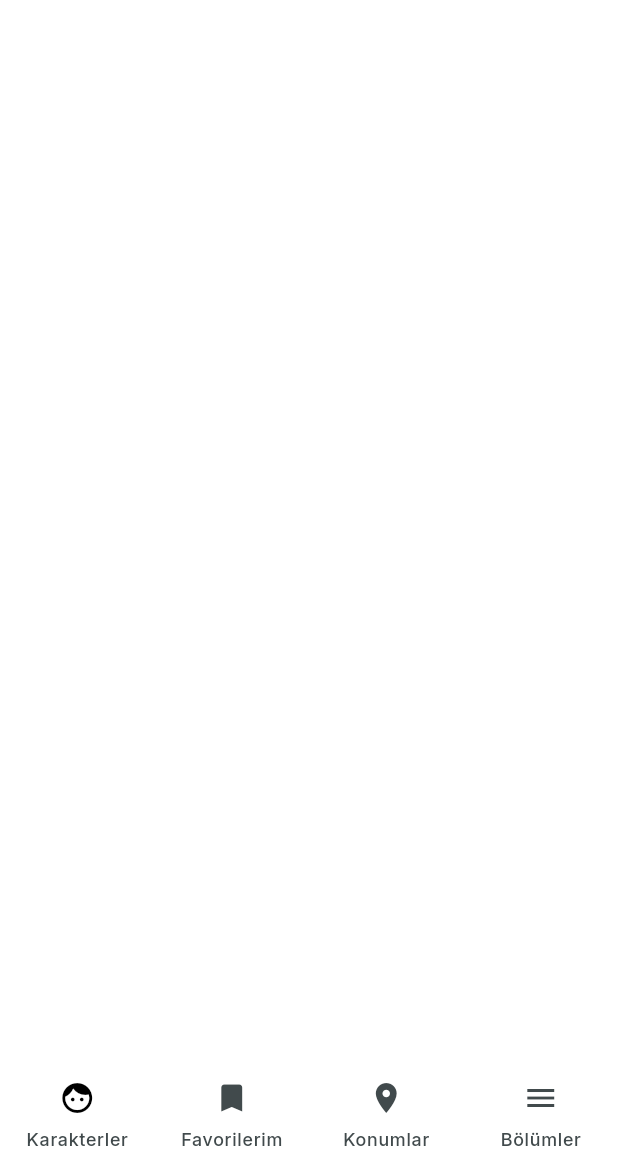
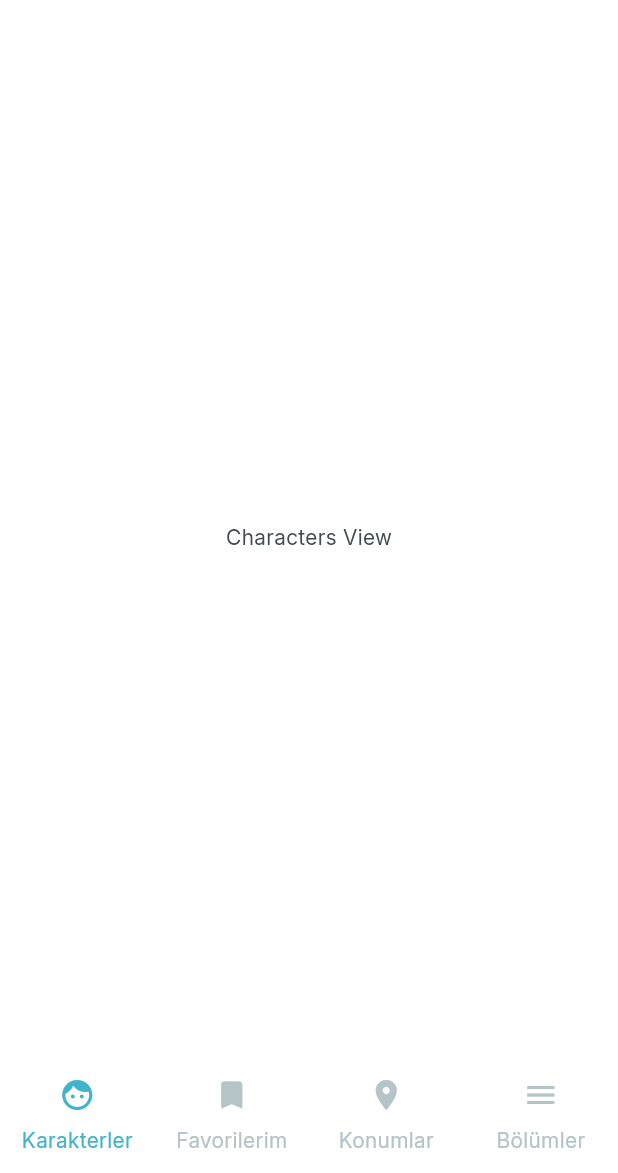
Before and after one commit to sedsax/The-Rick-and-Morty-App, a Flutter app: the screen it shows after launch, on a phone screen of 412 x 824 dp, the part 63-1236 px from its top. Run offline on Flutter 3.47's test engine with Material 3 defaults, Android fonts, the phone set to English and light mode, and no system bars; our stand-ins replace go_router.

Commit message:
Implemented navigation bar with indexed page routing and configured icon and label colors using NavigationBarTheme

```diff
--- /dev/null
+++ b/lib/app/router.dart
@@ -0,0 +1,64 @@
+import 'package:flutter/material.dart';
+import 'package:go_router/go_router.dart';
+import 'package:ricky_and_mortypp/views/app_view.dart';
+import 'package:ricky_and_mortypp/views/characters_view/characters_view.dart';
+import 'package:ricky_and_mortypp/views/favorites_view/favorites_view.dart';
+import 'package:ricky_and_mortypp/views/locations_view/locations_view.dart';
+import 'package:ricky_and_mortypp/views/sections_view/sections_view.dart';
+
+// This key is used to control the navigator within the indexed stack and handle navigation between different branches or tabs.
+final _routerKey = GlobalKey<NavigatorState>();
+
+class AppRoutes {
+  AppRoutes._();
+
+  static const characters = '/';
+  static const favorites = '/favorites';
+  static const locations = '/locations';
+  static const sections = '/sections';
+}
+
+final router = GoRouter(
+  navigatorKey: _routerKey,
+  initialLocation: AppRoutes.characters,
+  routes: [
+    StatefulShellRoute.indexedStack(
+      builder: (context, state, navigationShell) =>
+          AppView(navigationShell: navigationShell),
+      branches: [
+        StatefulShellBranch(
+          routes: [
+            GoRoute(
+              path: AppRoutes.characters,
+              builder: (context, state) => const CharactersView(),
+            ),
+          ],
+        ),
+        StatefulShellBranch(
+          routes: [
+            GoRoute(
+              path: AppRoutes.favorites,
+              builder: (context, state) => const FavoritesView(),
+            ),
+          ],
+        ),
+        StatefulShellBranch(
+          routes: [
+            GoRoute(
+              path: AppRoutes.locations,
+              builder: (context, state) => const LocationsView(),
+            ),
+          ],
+        ),
+        StatefulShellBranch(
+          routes: [
+            GoRoute(
+              path: AppRoutes.sections,
+              builder: (context, state) => const SectionsView(),
+            ),
+          ],
+        ),
+      ],
+    ),
+  ],
+);
--- a/lib/main.dart
+++ b/lib/main.dart
@@ -1,6 +1,6 @@
 import 'package:flutter/material.dart';
+import 'package:ricky_and_mortypp/app/router.dart';
 import 'package:ricky_and_mortypp/app/theme.dart';
-import 'package:ricky_and_mortypp/views/app_view.dart';
 
 void main() => runApp(const MyApp());
 
@@ -9,10 +9,11 @@ class MyApp extends StatelessWidget {
 
   @override
   Widget build(BuildContext context) {
-    return MaterialApp(
-        debugShowCheckedModeBanner: false,
-        theme: AppTheme.lightTheme,
-        title: 'Material App',
-        home: const AppView());
+    return MaterialApp.router(
+      routerConfig: router,
+      debugShowCheckedModeBanner: false,
+      theme: AppTheme.lightTheme,
+
+    );
   }
 }
--- a/lib/views/app_view.dart
+++ b/lib/views/app_view.dart
@@ -1,32 +1,45 @@
 import 'package:flutter/material.dart';
+import 'package:go_router/go_router.dart';
 
 class AppView extends StatelessWidget {
-  const AppView({super.key});
+  final StatefulNavigationShell navigationShell;
+  const AppView({super.key, required this.navigationShell});
 
   @override
   Widget build(BuildContext context) {
     return Scaffold(
       appBar: _appBarWidget(),
-      bottomNavigationBar: NavigationBar(
-        indicatorColor: Colors.transparent,
-        destinations: const [
-          NavigationDestination(
-            icon: Icon(Icons.face),
-            label: 'Karakterler',
-          ),
-          NavigationDestination(
-            icon: Icon(Icons.bookmark),
-            label: 'Favorilerim',
-          ),
-          NavigationDestination(
-            icon: Icon(Icons.location_on),
-            label: 'Konumlar',
-          ),
-          NavigationDestination(
-            icon: Icon(Icons.menu),
-            label: 'Bölümler',
-          ),
-        ],
+      body: navigationShell,
+      bottomNavigationBar: NavigationBarTheme(
+        data: NavigationBarThemeData(
+          indicatorColor: Colors.transparent,
+          labelTextStyle: WidgetStateProperty.resolveWith((states) {
+            if (states.contains(WidgetState.selected)) {
+              return TextStyle(color: Theme.of(context).colorScheme.primary);
+            }
+            return TextStyle(color: Theme.of(context).colorScheme.tertiary);
+          }),
+          iconTheme: WidgetStateProperty.resolveWith((states) {
+            if (states.contains(WidgetState.selected)) {
+              return IconThemeData(
+                  color: Theme.of(context).colorScheme.primary);
+            }
+            return IconThemeData(color: Theme.of(context).colorScheme.tertiary);
+          }),
+        ),
+        child: NavigationBar(
+          selectedIndex: navigationShell.currentIndex,
+          onDestinationSelected: navigationShell.goBranch,
+          indicatorColor: Colors.transparent,
+          destinations: const [
+            NavigationDestination(icon: Icon(Icons.face), label: 'Karakterler'),
+            NavigationDestination(
+                icon: Icon(Icons.bookmark), label: 'Favorilerim'),
+            NavigationDestination(
+                icon: Icon(Icons.location_on), label: 'Konumlar'),
+            NavigationDestination(icon: Icon(Icons.menu), label: 'Bölümler'),
+          ],
+        ),
       ),
     );
   }
--- /dev/null
+++ b/lib/views/characters_view/characters_view.dart
@@ -0,0 +1,12 @@
+import 'package:flutter/material.dart';
+
+class CharactersView extends StatelessWidget {
+  const CharactersView({super.key});
+
+  @override
+  Widget build(BuildContext context) {
+    return const Center(
+      child: Text('Characters View'),
+    );
+  }
+}
--- /dev/null
+++ b/lib/views/favorites_view/favorites_view.dart
@@ -0,0 +1,12 @@
+import 'package:flutter/material.dart';
+
+class FavoritesView extends StatelessWidget {
+  const FavoritesView({super.key});
+
+  @override
+  Widget build(BuildContext context) {
+    return const Center(
+      child: Text('Favorites View'),
+    );
+  }
+}
--- /dev/null
+++ b/lib/views/locations_view/locations_view.dart
@@ -0,0 +1,12 @@
+import 'package:flutter/material.dart';
+
+class LocationsView extends StatelessWidget {
+  const LocationsView({super.key});
+
+  @override
+  Widget build(BuildContext context) {
+    return const Center(
+      child: Text('Locations View'),
+    );
+  }
+}
--- /dev/null
+++ b/lib/views/sections_view/sections_view.dart
@@ -0,0 +1,12 @@
+import 'package:flutter/material.dart';
+
+class SectionsView extends StatelessWidget {
+  const SectionsView({super.key});
+
+  @override
+  Widget build(BuildContext context) {
+    return const Center(
+      child: Text('Sections View'),
+    );
+  }
+}
--- a/pubspec.yaml
+++ b/pubspec.yaml
@@ -30,6 +30,7 @@ environment:
 dependencies:
   flutter:
     sdk: flutter
+  go_router: ^14.6.2
 
 
   # The following adds the Cupertino Icons font to your application.
```
